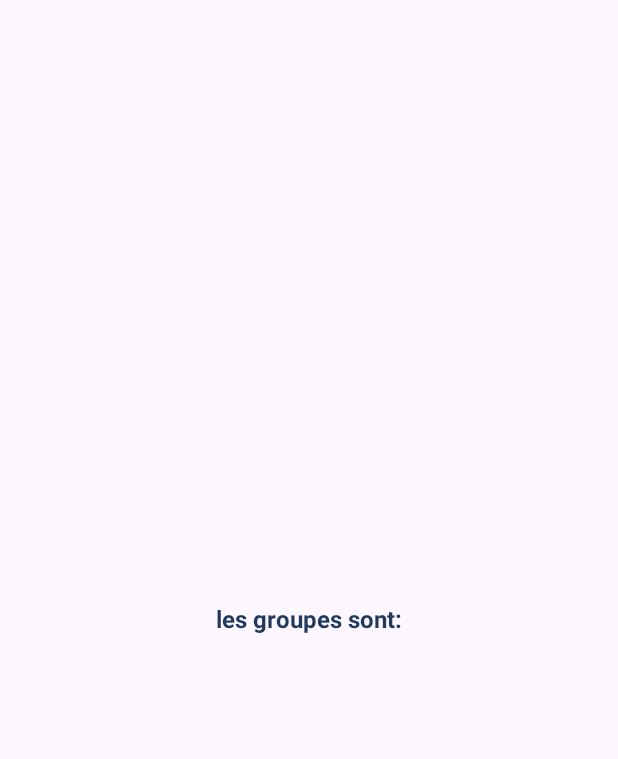
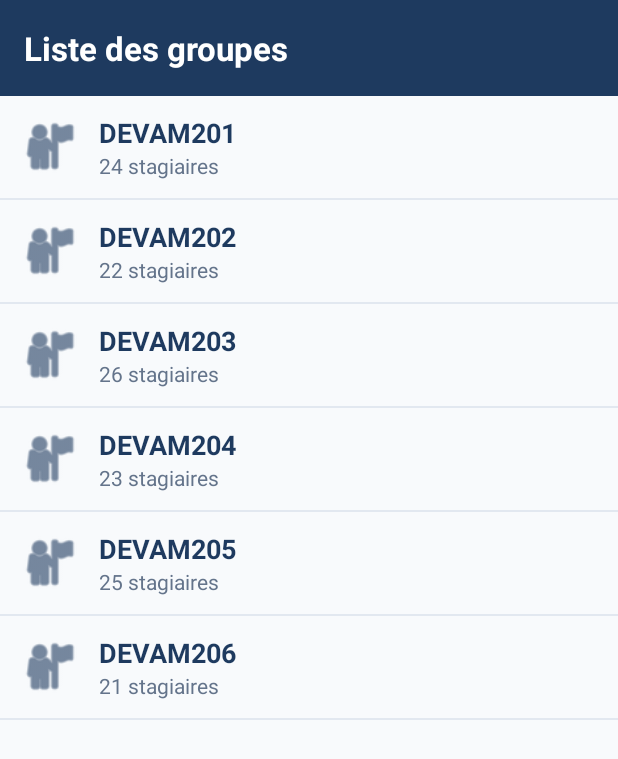
Before and after one commit to KhalilFarid/presenceManager, an Android app: the GroupesActivity screen opened directly, with no data from a screen before it, on a phone screen of 412 x 824 dp. Before the commit the part shown is almost empty. Shown: the top 759 px of the screen. Run offline under Robolectric (Android 15) with nearby library versions, the phone set to English and light mode, and no system bars.

Commit message:
Modification du TP05

```diff
--- a/app/src/main/java/com/example/tppkts/DashboardActivity.kt
+++ b/app/src/main/java/com/example/tppkts/DashboardActivity.kt
@@ -31,6 +31,8 @@ class DashboardActivity : AppCompatActivity() {
             v.setPadding(systemBars.left, systemBars.top, systemBars.right, systemBars.bottom)
             insets
         }
+        findViewById<android.view.View>(R.id.cardGroupes).setOnClickListener{
+            startActivity(Intent(this, GroupesActivity::class.java))}
         val cardGroupes = findViewById<View>(R.id.cardGroupes)
         val cardAppel = findViewById<View>(R.id.cardAppel)
         val cardHistorique = findViewById<View>(R.id.cardHistorique)
--- /dev/null
+++ b/app/src/main/java/com/example/tppkts/Groupe.kt
@@ -0,0 +1,2 @@
+package com.example.tppkts
+data class Groupe(val nom: String, val effectif: Int)
--- a/app/src/main/java/com/example/tppkts/GroupesActivity.kt
+++ b/app/src/main/java/com/example/tppkts/GroupesActivity.kt
@@ -1,41 +1,40 @@
 package com.example.tppkts
 
 import android.os.Bundle
-import android.text.method.LinkMovementMethod
-import android.text.util.Linkify
-import android.widget.TextView
-import androidx.activity.enableEdgeToEdge
+import android.widget.ListView
 import androidx.appcompat.app.AlertDialog
 import androidx.appcompat.app.AppCompatActivity
-import androidx.core.view.ViewCompat
-import androidx.core.view.WindowInsetsCompat
 
 class GroupesActivity : AppCompatActivity() {
+
     override fun onCreate(savedInstanceState: Bundle?) {
         super.onCreate(savedInstanceState)
-        enableEdgeToEdge()
         setContentView(R.layout.activity_groupes)
-        ViewCompat.setOnApplyWindowInsetsListener(findViewById(R.id.main)) { v, insets ->
-            val systemBars = insets.getInsets(WindowInsetsCompat.Type.systemBars())
-            v.setPadding(systemBars.left, systemBars.top, systemBars.right, systemBars.bottom)
-            insets
-        }
-    }
-    private fun afficherInfosDeveloppeur() {
-        val dialogue = AlertDialog.Builder(this)
-            .setTitle("Informations du développeur")
-            .setMessage(
-                "Application : PrésenceManager\n" +
-                        "Version : 1.0\n" +
-                        "Développeur : NOM_PRENOM\n" +
-                        "GitHub : https://github.com/VOTRE_IDENTIFIANT/PresenceManager"
-            )
-            .setPositiveButton("OK", null)
-            .show()
 
-        dialogue.findViewById<TextView>(android.R.id.message)?.let { texte ->
-            Linkify.addLinks(texte, Linkify.WEB_URLS)
-            texte.movementMethod = LinkMovementMethod.getInstance()
+        val liste = findViewById<ListView>(R.id.lvGroupes)
+
+        val groupes = listOf(
+            Groupe("DEVAM201", 24),
+            Groupe("DEVAM202", 22),
+            Groupe("DEVAM203", 26),
+            Groupe("DEVAM204", 23),
+            Groupe("DEVAM205", 25),
+            Groupe("DEVAM206", 21)
+        )
+
+        val adapter = GroupeAdapter(this, groupes)
+
+        liste.adapter = adapter
+
+        liste.setOnItemClickListener { _, _, position, _ ->
+
+            val groupe = adapter.getItem(position)
+
+            AlertDialog.Builder(this)
+                .setTitle(groupe.nom)
+                .setMessage("Effectif : ${groupe.effectif} stagiaires")
+                .setPositiveButton("OK", null)
+                .show()
         }
     }
 }
--- /dev/null
+++ b/app/src/main/java/com/example/tppkts/adaptateur.kt
@@ -0,0 +1,53 @@
+package com.example.tppkts
+
+import android.content.Context
+import android.view.LayoutInflater
+import android.view.View
+import android.view.ViewGroup
+import android.widget.BaseAdapter
+import android.widget.TextView
+class GroupeAdapter(
+    private val context: Context,
+    private val groupes: List<Groupe>
+) : BaseAdapter() {
+    override fun getCount(): Int = groupes.size
+    override fun getItem(position: Int): Groupe =
+        groupes[position]
+    override fun getItemId(position: Int): Long =
+        position.toLong()
+    private class ViewHolder(
+        val nom: TextView,
+        val effectif: TextView
+    )
+    override fun getView(
+        position: Int,
+        convertView: View?,
+        parent: ViewGroup
+    ): View {
+        val row: View
+        val holder: ViewHolder
+        if (convertView == null) {
+            row = LayoutInflater.from(context).inflate(
+                R.layout.item_groupe,
+                parent,
+                false
+            )
+            holder = ViewHolder(
+                row.findViewById(R.id.txtNomGroupe),
+                row.findViewById(R.id.txtEffectif)
+            )
+            row.tag = holder
+        } else {
+            row = convertView
+            holder = row.tag as ViewHolder
+        }
+
+        val groupe = getItem(position)
+
+        holder.nom.text = groupe.nom
+        holder.effectif.text =
+            "${groupe.effectif} stagiaires"
+
+        return row
+    }
+}
--- a/app/src/main/res/layout/activity_groupes.xml
+++ b/app/src/main/res/layout/activity_groupes.xml
@@ -1,22 +1,27 @@
 <?xml version="1.0" encoding="utf-8"?>
-<androidx.constraintlayout.widget.ConstraintLayout xmlns:android="http://schemas.android.com/apk/res/android"
-    xmlns:app="http://schemas.android.com/apk/res-auto"
-    xmlns:tools="http://schemas.android.com/tools"
-    android:id="@+id/main"
+<LinearLayout xmlns:android="http://schemas.android.com/apk/res/android"
     android:layout_width="match_parent"
     android:layout_height="match_parent"
-    tools:context=".GroupesActivity"
-    android:backgroundTint="#F8FAFC">
-<TextView
-    android:layout_width="wrap_content"
-    android:layout_height="wrap_content"
-    android:textColor="#1E3A5F"
-    android:text="les groupes sont:"
-    app:layout_constraintTop_toTopOf="parent"
-    app:layout_constraintStart_toStartOf="parent"
-    app:layout_constraintEnd_toEndOf="parent"
-    app:layout_constraintBottom_toBottomOf="parent"
-    android:textSize="16sp"
-    android:textStyle="bold"
-    />
-</androidx.constraintlayout.widget.ConstraintLayout>
+    android:orientation="vertical"
+    android:background="#F8FAFC">
+    <TextView
+        android:layout_width="match_parent"
+        android:layout_height="64dp"
+        android:background="#1E3A5F"
+        android:gravity="center_vertical"
+        android:paddingStart="16dp"
+        android:text="Liste des groupes"
+        android:textColor="#FFFFFF"
+        android:textSize="22sp"
+        android:textStyle="bold" />
+    <ListView
+        android:id="@+id/lvGroupes"
+        android:layout_width="match_parent"
+        android:layout_height="0dp"
+        android:layout_weight="1"
+        android:divider="#E2E8F0"
+        android:dividerHeight="1dp" />
+
+
+
+</LinearLayout>
--- /dev/null
+++ b/app/src/main/res/layout/item_groupe.xml
@@ -0,0 +1,36 @@
+<?xml version="1.0" encoding="utf-8"?>
+<LinearLayout xmlns:android="http://schemas.android.com/apk/res/android"
+    android:layout_width="match_parent"
+    android:layout_height="wrap_content"
+    xmlns:app="http://schemas.android.com/apk/res-auto"
+    android:orientation="horizontal"
+    android:gravity="center_vertical"
+    android:minHeight="68dp"
+    android:padding="12dp">
+    <ImageView
+        android:layout_width="42dp"
+        android:layout_height="42dp"
+        android:src="@android:drawable/ic_menu_myplaces"
+        android:contentDescription="Groupe"
+        app:tint="#1E3A5F" />
+    <LinearLayout
+        android:layout_width="0dp"
+        android:layout_height="wrap_content"
+        android:layout_weight="1"
+        android:layout_marginStart="12dp"
+        android:orientation="vertical">
+        <TextView
+            android:id="@+id/txtNomGroupe"
+            android:layout_width="match_parent"
+            android:layout_height="wrap_content"
+            android:textSize="18sp"
+            android:textColor="#1E3A5F"
+            android:textStyle="bold" />
+        <TextView
+            android:id="@+id/txtEffectif"
+            android:layout_width="match_parent"
+            android:layout_height="wrap_content"
+            android:textSize="14sp"
+            android:textColor="#64748B" />
+    </LinearLayout>
+</LinearLayout>
```
